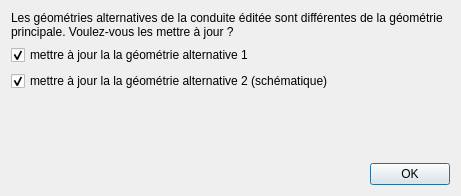
Qt form qgis-project/ui_forms/pipe_geom_alt_dialog.ui (qwat/QWAT) before a commit.
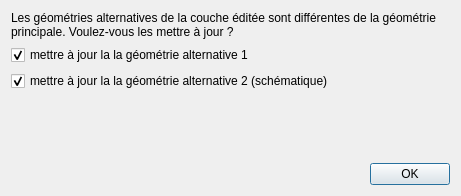
The same form after that commit.

Commit message:
schematic geometry improvements
* ask user to update alternative geometries also for valves and installations
* duplicate installation layer to be used with alternative geometry

Diff of the .ui file:
```diff
--- a/qgis-project/ui_forms/pipe_geom_alt_dialog.ui
+++ b/qgis-project/ui_forms/pipe_geom_alt_dialog.ui
@@ -50,7 +50,7 @@
    <item row="0" column="0">
     <widget class="QLabel" name="label">
      <property name="text">
-      <string>Les géométries alternatives de la conduite éditée sont différentes de la géométrie principale. Voulez-vous les mettre à jour ?</string>
+      <string>Les géométries alternatives de la couche éditée sont différentes de la géométrie principale. Voulez-vous les mettre à jour ?</string>
      </property>
      <property name="wordWrap">
       <bool>true</bool>
```
The commit also changes 2 other files.
